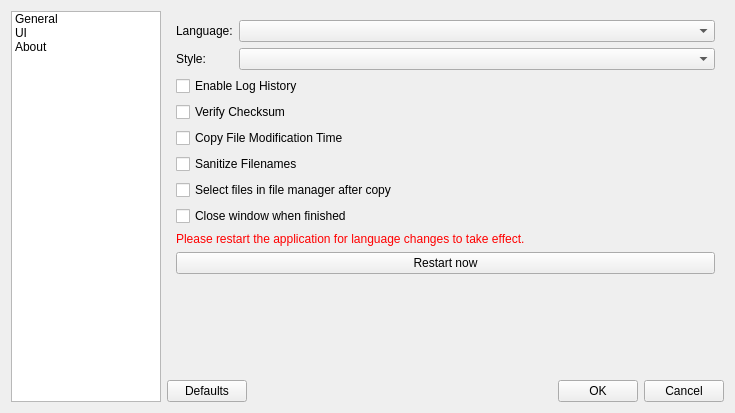
Qt form src/Settings.ui (silo0074/Movero) before a commit.
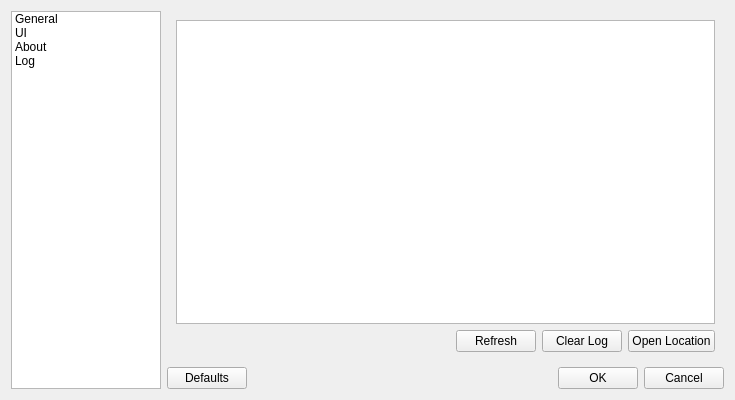
The same form after that commit. The open tabs and pages were chosen to show the change.

Patch:
```diff
--- a/src/Settings.ui
+++ b/src/Settings.ui
@@ -7,7 +7,7 @@
     <x>0</x>
     <y>0</y>
     <width>735</width>
-    <height>413</height>
+    <height>400</height>
    </rect>
   </property>
   <property name="windowTitle">
@@ -37,6 +37,11 @@
        <string>About</string>
       </property>
      </item>
+     <item>
+      <property name="text">
+       <string>Log</string>
+      </property>
+     </item>
     </widget>
    </item>
    <item>
@@ -393,6 +398,60 @@
          </item>
         </layout>
        </widget>
+       <widget class="QWidget" name="page_4">
+        <layout class="QVBoxLayout" name="verticalLayout_Page4">
+         <item>
+          <widget class="QPlainTextEdit" name="plainTextLog">
+           <property name="font">
+            <font>
+             <family>monospace</family>
+            </font>
+           </property>
+           <property name="readOnly">
+            <bool>true</bool>
+           </property>
+          </widget>
+         </item>
+         <item>
+          <layout class="QHBoxLayout" name="horizontalLayout_LogButtons">
+           <item>
+            <spacer name="horizontalSpacer_Log">
+             <property name="orientation">
+              <enum>Qt::Orientation::Horizontal</enum>
+             </property>
+             <property name="sizeHint" stdset="0">
+              <size>
+               <width>40</width>
+               <height>20</height>
+              </size>
+             </property>
+            </spacer>
+           </item>
+           <item>
+            <widget class="QPushButton" name="btnRefreshLog">
+             <property name="text">
+              <string>Refresh</string>
+             </property>
+            </widget>
+           </item>
+           <item>
+            <widget class="QPushButton" name="btnClearLog">
+             <property name="text">
+              <string>Clear Log</string>
+             </property>
+            </widget>
+           </item>
+           <item>
+            <widget class="QPushButton" name="btnOpenLogLocation">
+             <property name="text">
+              <string>Open Location</string>
+             </property>
+            </widget>
+           </item>
+          </layout>
+         </item>
+        </layout>
+       </widget>
       </widget>
      </item>
      <item>
```
Left out of the diff: 4 changed lines with no effect on the pictures.
